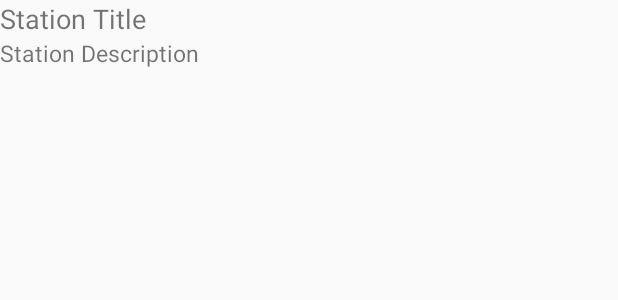
After one commit to AlanCILee/csis3175, an Android app: the layout list_station.xml on its own in the app's theme, with its tools: preview values and no code run, on a phone screen of 412 x 824 dp. The commit adds this screen. Shown: the top 300 px of the screen. Run offline under Robolectric (Android 15) with nearby library versions, the phone set to English and light mode, and no system bars.

Commit message:
Implement ListAdapter and show line color Add line information in Station Class and initial part

```diff
--- a/TransBlink/app/src/main/java/com/example/brandon/transblink/LocationStation.java
+++ b/TransBlink/app/src/main/java/com/example/brandon/transblink/LocationStation.java
@@ -8,6 +8,7 @@ import android.support.v7.app.AppCompatActivity;
 import android.os.Bundle;
 import android.util.Log;
 import android.view.View;
+import android.widget.ListView;
 import android.widget.TextView;
 import android.widget.Toast;
 
@@ -75,6 +76,10 @@ public class LocationStation extends AppCompatActivity {
             }
         });
 
+        ListStationAdapater adapater = new ListStationAdapater(this, stationDistance);
+        ListView listStation = (ListView)findViewById(R.id.listViewNearbyStations);
+        listStation.setAdapter(adapater);
+
     }
 
     public void showMap(View v){
--- /dev/null
+++ b/TransBlink/app/src/main/res/layout/list_station.xml
@@ -0,0 +1,59 @@
+<?xml version="1.0" encoding="utf-8"?>
+<LinearLayout xmlns:android="http://schemas.android.com/apk/res/android"
+    android:orientation="horizontal"
+    android:layout_width="match_parent"
+    android:layout_height="match_parent">
+
+    <LinearLayout
+        android:orientation="vertical"
+        android:layout_width="wrap_content"
+        android:layout_height="wrap_content">
+
+            <TextView
+                android:text="Station Title"
+                android:textSize="18dp"
+                android:id="@+id/tvStationTitle"
+                android:layout_width="wrap_content"
+                android:layout_height="wrap_content" />
+
+            <TextView
+                android:text="Station Description"
+                android:textSize="15dp"
+                android:id="@+id/tvStationDesc"
+                android:layout_width="wrap_content"
+                android:layout_height="wrap_content" />
+
+    </LinearLayout>
+
+    <LinearLayout
+        android:layout_width="0dp"
+        android:layout_height="0dp"
+        android:layout_weight="1">
+    </LinearLayout>
+
+    <LinearLayout
+        android:orientation="horizontal"
+        android:layout_width="wrap_content"
+        android:layout_height="wrap_content">
+
+            <Button
+                android:id="@+id/line3"
+                android:background="@android:color/transparent"
+                android:layout_height="wrap_content"
+                android:layout_width="10dp" />
+
+            <Button
+                android:id="@+id/line2"
+                android:background="@android:color/transparent"
+                android:layout_height="wrap_content"
+                android:layout_width="10dp" />
+
+            <Button
+                android:id="@+id/line1"
+                android:background="@android:color/transparent"
+                android:layout_height="wrap_content"
+                android:layout_width="10dp"
+                />
+    </LinearLayout>
+
+</LinearLayout>
```
Also changed, not shown: TransBlink/app/src/main/java/com/example/brandon/transblink/ListStationAdapater.java (added, +70 -0 lines), TransBlink/app/src/main/java/com/example/brandon/transblink/MainActivity.java (+4 -4 lines), TransBlink/app/src/main/java/com/example/brandon/transblink/Station.java (+36 -2 lines), TransBlink/app/src/main/res/values/strings.xml (+53 -53 lines).
